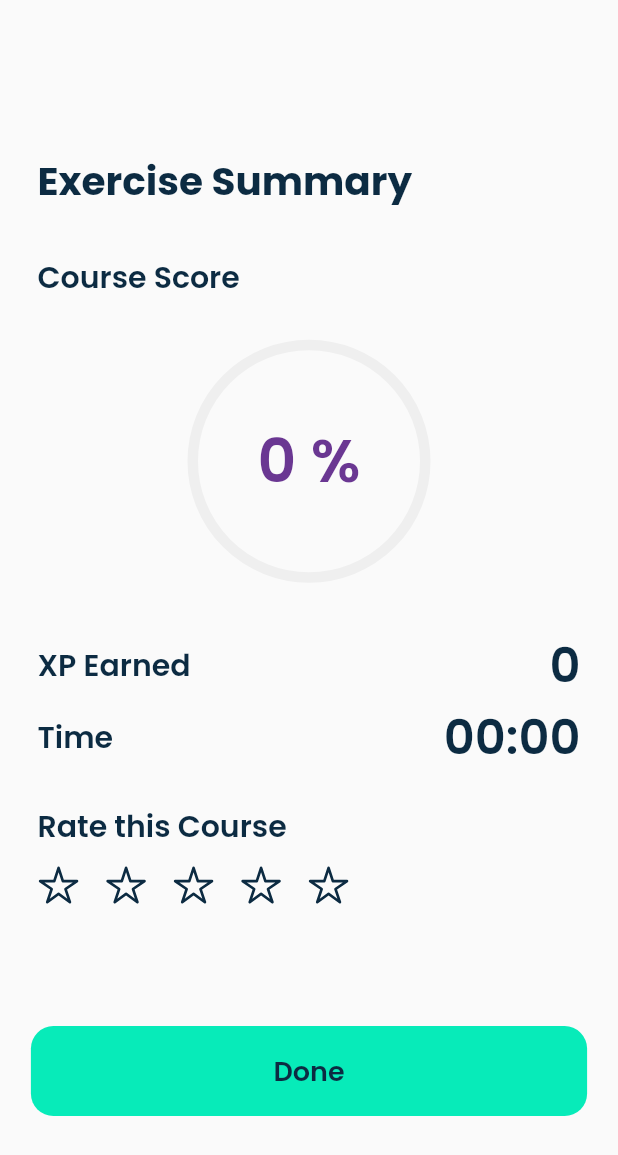
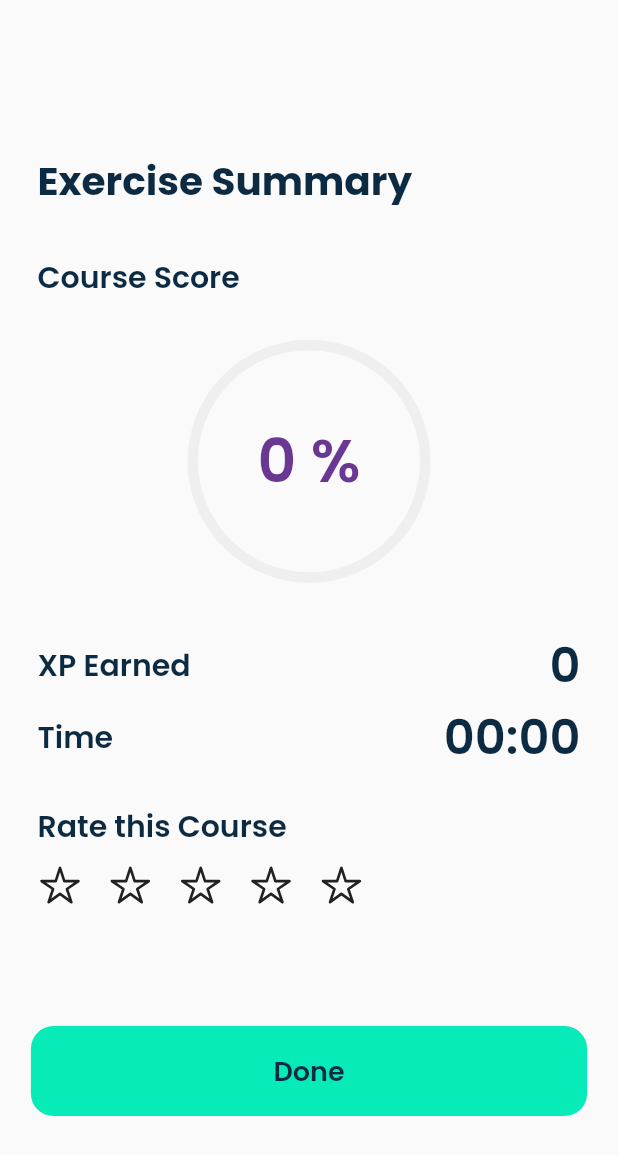
Before and after one commit to fitness-coaching-app/fitness-coaching-app-frontend, a Flutter app: the ExerciseSumLv screen opened directly with empty values, after a tap on "Continue", on a phone screen of 412 x 824 dp. Shown: the top 1155 px of the screen. Run offline on Flutter 3.47's test engine with Material 2 defaults, Android fonts, the phone set to English and light mode, and no system bars; our stand-ins replace audioplayers, camera, dartz, dio, fl_chart, flutter_dotenv and 11 more; missing offline and left inert: fca_pose_validation, google_ml_kit; accounts and stored records are empty; network calls fail.

Commit message:
:sparkles: Implement API exercise summary

```diff
--- a/lib/exerciseSumLv_view.dart
+++ b/lib/exerciseSummary/screen/exerciseSumLv_view.dart
@@ -1,7 +1,7 @@
 import 'package:flutter/material.dart';
-import 'package:fitness_coaching_application_test/exerciseSummary_view.dart';
-import 'color.dart';
-import 'components/main_button_highlight.dart';
+import 'package:fitness_coaching_application_test/exerciseSummary/screen/exerciseSummary_view.dart';
+import '../../color.dart';
+import '../../components/main_button_highlight.dart';
 
 class ExerciseSumLv extends StatelessWidget {
   final int currentLevel;
@@ -10,14 +10,19 @@ class ExerciseSumLv extends StatelessWidget {
   final int score;
   final int duration;
   final int xpEarned;
-  const ExerciseSumLv({Key? key,
+  final String courseId;
+
+  const ExerciseSumLv(
+      {Key? key,
       required this.currentLevel,
       this.newAchievementsId,
       required this.activityId,
       required this.score,
       required this.duration,
-    required this.xpEarned
-  }) : super(key: key);
+      required this.xpEarned,
+      required this.courseId})
+      : super(key: key);
+
   @override
   Widget build(BuildContext context) {
     return Scaffold(
@@ -65,7 +70,8 @@ class ExerciseSumLv extends StatelessWidget {
                             )),
                       ),
                     ),
-                    Container(height: MediaQuery.of(context).size.height * 0.05),
+                    Container(
+                        height: MediaQuery.of(context).size.height * 0.05),
                     Text("Congratulations!\nYou’ve reached level $currentLevel",
                         style: const TextStyle(
                             color: Colors.white,
@@ -77,11 +83,18 @@ class ExerciseSumLv extends StatelessWidget {
                   ],
                 ),
               ),
-              MainButtonHighlight(text: "Continue", onPressed: () {
+              MainButtonHighlight(
+                  text: "Continue",
+                  onPressed: () {
                     Navigator.push(
                       context,
                       MaterialPageRoute(
-                              builder: (context) => ExerciseSummary(score: score, duration: duration, xpEarned: xpEarned, activityId: activityId)),
+                          builder: (context) => ExerciseSummary(
+                              courseId: courseId,
+                              score: score,
+                              duration: duration,
+                              xpEarned: xpEarned,
+                              activityId: activityId)),
                     );
                   }),
               Container(
--- a/lib/exerciseSummary_view.dart
+++ b/lib/exerciseSummary/screen/exerciseSummary_view.dart
@@ -1,21 +1,63 @@
+import 'package:fitness_coaching_application_test/components/main_button_highlight.dart';
+import 'package:fitness_coaching_application_test/environment.dart';
+import 'package:fitness_coaching_application_test/exerciseSummary/widget/rating_button.dart';
 import 'package:flutter/material.dart';
 import 'package:fitness_coaching_application_test/home/screen/home_view.dart';
-import 'color.dart';
+import '../../api_util.dart';
+import '../../color.dart';
 import 'package:flutter_svg/flutter_svg.dart';
 
-class ExerciseSummary extends StatelessWidget {
+class ExerciseSummary extends StatefulWidget {
   final int score;
   final int xpEarned;
   final int duration;
   final String activityId;
+  final String courseId;
 
+  const ExerciseSummary(
+      {Key? key,
+      required this.score,
+      required this.xpEarned,
+      required this.duration,
+      required this.activityId,
+      required this.courseId})
+      : super(key: key);
 
-  const ExerciseSummary({Key? key,
-    required this.score,
-    required this.xpEarned,
-    required this.duration,
-    required this.activityId
-  }) : super(key: key);
+  @override
+  State<ExerciseSummary> createState() => _ExerciseSummaryState();
+}
+
+class _ExerciseSummaryState extends State<ExerciseSummary> {
+  int courseRating = 0;
+  ButtonStatus doneButton = ButtonStatus.active;
+
+  Future<void> sendPostExercise() async {
+    setState(() {
+      doneButton = ButtonStatus.loading;
+    });
+    Map<String, dynamic> requestBody = {
+      "courseId": widget.courseId,
+      "activityId": widget.activityId,
+      "isPublic": true,
+      "courseRating": courseRating > 0 ? courseRating : null
+    };
+    var response = await API.post(Environment.postExerciseUrl, requestBody,
+        withToken: true);
+    setState(() {
+      doneButton = ButtonStatus.active;
+    });
+
+    API.responseAlertWhenError(
+        context: context,
+        response: response,
+        whenSuccess: (r) {
+          Navigator.pushAndRemoveUntil(
+            context,
+            MaterialPageRoute(
+                builder: (context) => Home()), (r) => false);
+        });
+  }
+
   @override
   Widget build(BuildContext context) {
     return Scaffold(
@@ -68,13 +110,13 @@ class ExerciseSummary extends StatelessWidget {
                                       valueColor: AlwaysStoppedAnimation<Color>(
                                           color_purple),
                                       backgroundColor: color_lightGrey,
-                                      value: (score / 100),
+                                      value: (widget.score / 100),
                                       strokeWidth: 7,
                                     ),
                                   ),
                                 ),
                                 Center(
-                                    child: Text("$score %",
+                                    child: Text("${widget.score} %",
                                         style: const TextStyle(
                                             color: color_purple,
                                             fontWeight: FontWeight.w600,
@@ -103,7 +145,7 @@ class ExerciseSummary extends StatelessWidget {
                                     fontSize: 20.0),
                                 textAlign: TextAlign.left),
                             Expanded(child: Container()),
-                            Text("$xpEarned",
+                            Text("${widget.xpEarned}",
                                 style: const TextStyle(
                                     color: color_dark,
                                     fontWeight: FontWeight.w600,
@@ -125,7 +167,8 @@ class ExerciseSummary extends StatelessWidget {
                                     fontSize: 20.0),
                                 textAlign: TextAlign.left),
                             Expanded(child: Container()),
-                            Text("${Duration(seconds: duration).inMinutes.toString().padLeft(2, "0")}:${Duration(seconds: duration).inSeconds.remainder(60).toString().padLeft(2, "0")}",
+                            Text(
+                                "${Duration(seconds: widget.duration).inMinutes.toString().padLeft(2, "0")}:${Duration(seconds: widget.duration).inSeconds.remainder(60).toString().padLeft(2, "0")}",
                                 style: const TextStyle(
                                     color: color_dark,
                                     fontWeight: FontWeight.w600,
@@ -134,28 +177,6 @@ class ExerciseSummary extends StatelessWidget {
                                     fontSize: 32.0),
                                 textAlign: TextAlign.right),
                           ]),
-                      // Row(
-                      //     mainAxisAlignment: MainAxisAlignment.start,
-                      //     crossAxisAlignment: CrossAxisAlignment.center,
-                      //     children: [
-                      //       Text("Calories",
-                      //           style: const TextStyle(
-                      //               color: color_dark,
-                      //               fontWeight: FontWeight.w600,
-                      //               fontFamily: "Poppins",
-                      //               fontStyle: FontStyle.normal,
-                      //               fontSize: 20.0),
-                      //           textAlign: TextAlign.left),
-                      //       Expanded(child: Container()),
-                      //       Text("300",
-                      //           style: const TextStyle(
-                      //               color: color_dark,
-                      //               fontWeight: FontWeight.w600,
-                      //               fontFamily: "Poppins",
-                      //               fontStyle: FontStyle.normal,
-                      //               fontSize: 32.0),
-                      //           textAlign: TextAlign.right),
-                      //     ]),
                       Container(
                         height: 20,
                       ),
@@ -170,83 +191,16 @@ class ExerciseSummary extends StatelessWidget {
                       Container(
                         height: 10,
                       ),
-                      Row(
-                          mainAxisAlignment: MainAxisAlignment.start,
-                          children: [
-                            Container(
-                              child: new SvgPicture.asset(
-                                'assets/Icon/Star-Outline.svg',
-                                height: 28.1,
-                              ),
-                            ),
-                            Container(
-                              width: 16.9,
-                            ),
-                            Container(
-                              child: new SvgPicture.asset(
-                                'assets/Icon/Star-Outline.svg',
-                                height: 28.1,
-                              ),
-                            ),
-                            Container(
-                              width: 16.9,
-                            ),
-                            Container(
-                              child: new SvgPicture.asset(
-                                'assets/Icon/Star-Outline.svg',
-                                height: 28.1,
-                              ),
-                            ),
-                            Container(
-                              width: 16.9,
-                            ),
-                            Container(
-                              child: new SvgPicture.asset(
-                                'assets/Icon/Star-Outline.svg',
-                                height: 28.1,
-                              ),
-                            ),
-                            Container(
-                              width: 16.9,
-                            ),
-                            Container(
-                              child: new SvgPicture.asset(
-                                'assets/Icon/Star-Outline.svg',
-                                height: 28.1,
-                              ),
-                            ),
-                          ]),
+                      RatingButton(onChanged: (rating) {
+                        setState(() {
+                          courseRating = rating;
+                        });
+                      })
                     ],
                   ),
                 )),
                 Expanded(child: Container()),
-                Row(mainAxisAlignment: MainAxisAlignment.start, children: [
-                  Expanded(
-                      child: new GestureDetector(
-                    onTap: () {
-                      Navigator.push(
-                        context,
-                        MaterialPageRoute(builder: (context) => Home()),
-                      );
-                    },
-                    child: Container(
-                        height: 60,
-                        child: Padding(
-                          padding: EdgeInsets.symmetric(vertical: 16.5),
-                          child: new Text("Done",
-                              style: const TextStyle(
-                                  color: color_dark,
-                                  fontWeight: FontWeight.w600,
-                                  fontFamily: "Poppins",
-                                  fontStyle: FontStyle.normal,
-                                  fontSize: 18.0),
-                              textAlign: TextAlign.center),
-                        ),
-                        decoration: BoxDecoration(
-                            borderRadius: BorderRadius.all(Radius.circular(15)),
-                            color: color_teal)),
-                  ))
-                ]),
+                MainButtonHighlight(text: "Done", onPressed: sendPostExercise),
                 Expanded(child: Container()),
               ],
             )),
--- /dev/null
+++ b/lib/exerciseSummary/widget/rating_button.dart
@@ -0,0 +1,61 @@
+import 'package:flutter/cupertino.dart';
+import 'package:flutter_svg/flutter_svg.dart';
+import 'package:ionicons/ionicons.dart';
+
+class RatingButton extends StatefulWidget {
+  final Function(int rating)? onChanged;
+
+  RatingButton({this.onChanged});
+
+  @override
+  State<RatingButton> createState() => _RatingButtonState();
+}
+
+class _RatingButtonState extends State<RatingButton> {
+  int rating = 0;
+  Widget star(int rating){
+    return GestureDetector(
+      onTap: (){
+        setState((){
+          if(this.rating == rating){
+            this.rating = 0;
+          }
+          else{
+            this.rating = rating;
+          }
+        });
+        if(widget.onChanged != null){
+          widget.onChanged!(rating);
+        }
+      },
+      child: Container(
+        height: 28.1,
+          child: Icon(
+              rating <= this.rating? Ionicons.star: Ionicons.star_outline,
+              size:30),
+        ),
+    );
+  }
+  @override
+  Widget build(BuildContext context) {
+    return Row(mainAxisAlignment: MainAxisAlignment.start, children: [
+      star(1),
+      Container(
+        width: 16.9,
+      ),
+      star(2),
+      Container(
+        width: 16.9,
+      ),
+      star(3),
+      Container(
+        width: 16.9,
+      ),
+      star(4),
+      Container(
+        width: 16.9,
+      ),
+      star(5),
+    ]);
+  }
+}
```
Also changed, not shown: lib/exerciseSummary/screen/exerciseSumFinished_view.dart (renamed from lib/exerciseSumFinished_view.dart, +18 -5 lines), lib/workouts/screens/WorkoutPortraitMain_view.dart (+1 -7 lines). Lines whose indentation alone changed are shown as unchanged.
